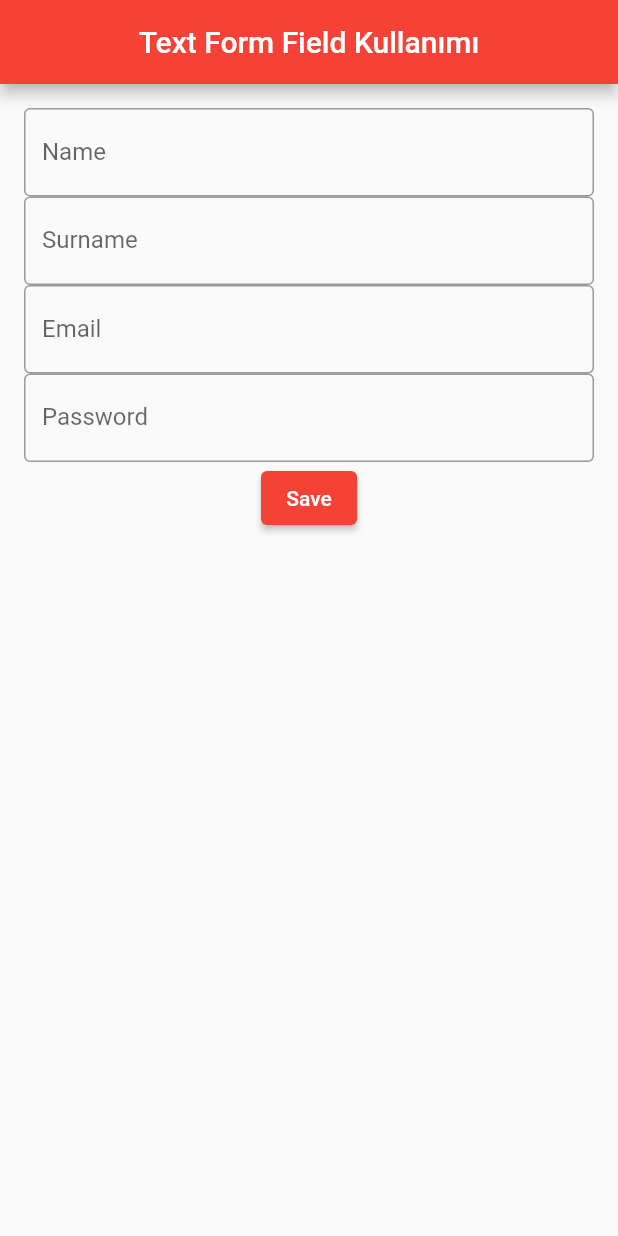
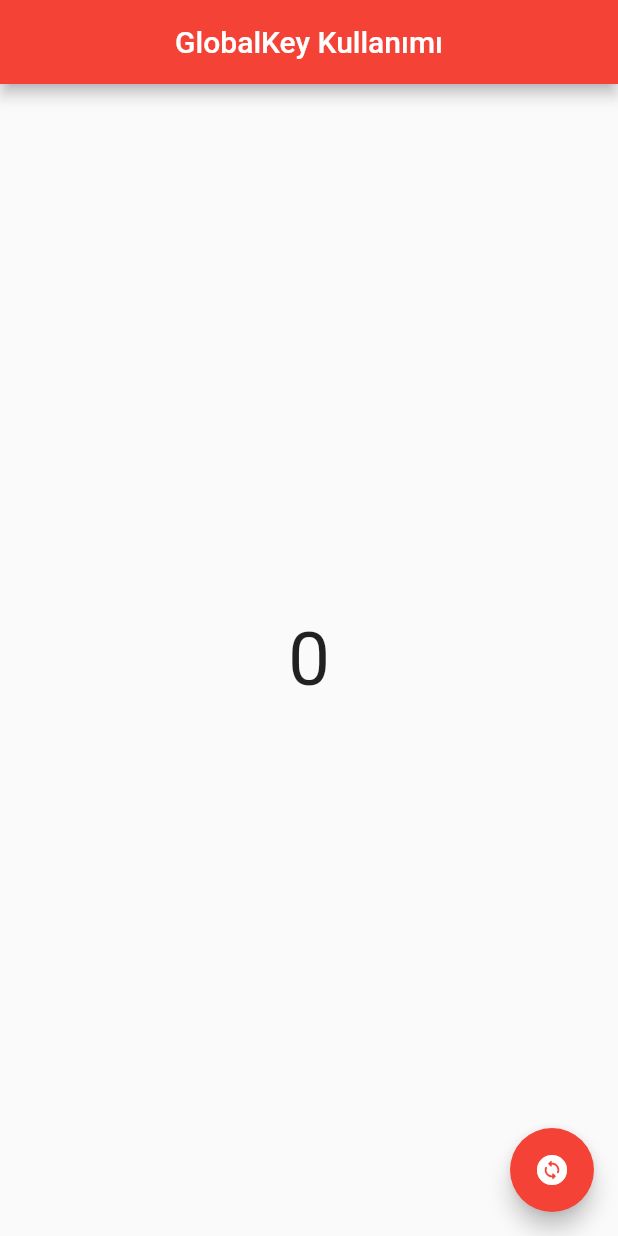
Before and after one commit to yamisagi/flutter_samples, a Flutter app: the screen it shows after launch, on a phone screen of 412 x 824 dp. Run offline on Flutter 3.47's test engine with Material 2 defaults, Android fonts, the phone set to English and light mode, and no system bars.

Commit message:
update input_widgets lesson2

```diff
--- /dev/null
+++ b/lib/input_widgets/lesson2/global_key/global_key_learn.dart
@@ -0,0 +1,68 @@
+import 'package:flutter/material.dart';
+
+/// Global Key'ler sürekli build methodları tetiklenmesin, performans kaybı olmaması için Widgetlerimizi parçalara ayırırken,
+/// Bu parçaların birbirleriyle ilişkili olmasını, o anki State'lerine erişebilmemizi sağlayan ID'ler gibi düşünebiliriz.
+/// Aşağıdaki biri StatelessWidget, diğeri StatefulWidget olarak iki ayrı sınıf oluşturduk.
+/// Normal şartlarda Stateless içerisinden Stateful içindeki State erişemezdik.
+/// Fakat Global Key kullanarak Stateful içindeki State'leri erişebiliriz.
+
+class GlobalKeyView extends StatelessWidget {
+  GlobalKeyView({Key? key}) : super(key: key);
+
+  /// Bir global key oluşturduk.
+  /// ! Key'i tanımlarken, final GlobalKey globalkey = GlobalKey(); şeklinde yaparsak
+  /// ! Key' kullanımında hata alırsınız istediğiniz State' elemanlarına erişemezsiniz.
+  final globalKey = GlobalKey<_GlobalIncrementState>();
+
+  @override
+  Widget build(BuildContext context) {
+    debugPrint('GlobalKeyView build');
+    return Scaffold(
+      appBar: AppBar(
+        title: const Text('GlobalKey Kullanımı'),
+      ),
+      body: Center(
+        child: GlobalIncrement(
+          /// Her stless veya stfl sınıf oluşturduğumuzda bize constructor'un otomatik olarak bir key parametresini oluşturmasının nedeni budur.
+          key: globalKey,
+        ),
+      ),
+      floatingActionButton: FloatingActionButton(
+        onPressed: (() {
+          /// Burada globalKey'i kullanarak o anlık state'e erişip increment methodunu çağırdık.
+          /// Bu Key'lerin kullanımında en önemli noktası,
+          /// State'lerin birbirleriyle ilişkili fakat Sadece tek bir build methodu çalışıyor.
+          /// Her şey baştan yazılmıyor.
+          globalKey.currentState!.incrementCounter();
+        }),
+        child: const Icon(Icons.change_circle_rounded),
+      ),
+    );
+  }
+}
+
+class GlobalIncrement extends StatefulWidget {
+  const GlobalIncrement({Key? key}) : super(key: key);
+
+  @override
+  State<GlobalIncrement> createState() => _GlobalIncrementState();
+}
+
+class _GlobalIncrementState extends State<GlobalIncrement> {
+  int _stateVariable = 0;
+
+  void incrementCounter() {
+    setState(() {
+      _stateVariable++;
+    });
+  }
+
+  @override
+  Widget build(BuildContext context) {
+    debugPrint('GlobalIncrement build');
+    return Text(
+      _stateVariable.toString(),
+      style: const TextStyle(fontSize: 50),
+    );
+  }
+}
--- a/lib/main.dart
+++ b/lib/main.dart
@@ -1,6 +1,6 @@
 import 'package:flutter/material.dart';
 import 'package:flutter_samples/basic_widgets/lesson4/push_and_replacement/push_and_replacement_learn.dart';
-import 'package:flutter_samples/input_widgets/lesson2/textformfield_data_save_learn.dart';
+import 'package:flutter_samples/input_widgets/lesson2/global_key/global_key_learn.dart';
 
 import 'basic_widgets/lesson3/custom_scroll_view_learn/customscroll_view_learn.dart';
 
@@ -41,7 +41,7 @@ class CourseApp extends StatelessWidget {
         primarySwatch: Colors.red,
       ),
       title: title,
-      home: const TextFormFieldSaveDataLearn(),
+      home: GlobalKeyView(),
     );
   }
 }
```
Also changed, not shown: lib/input_widgets/lesson1/controller/controller_learn.dart (renamed from lib/input_widgets/lesson1/controller_learn.dart), lib/input_widgets/lesson1/textfield/textfield_learn.dart (renamed from lib/input_widgets/lesson1/textfield_learn.dart), lib/input_widgets/lesson2/textform_field/text_form_field_learn.dart (renamed from lib/input_widgets/lesson2/text_form_field_learn.dart), lib/input_widgets/lesson2/textform_field/textformfield_data_save_learn.dart (renamed from lib/input_widgets/lesson2/textformfield_data_save_learn.dart).
